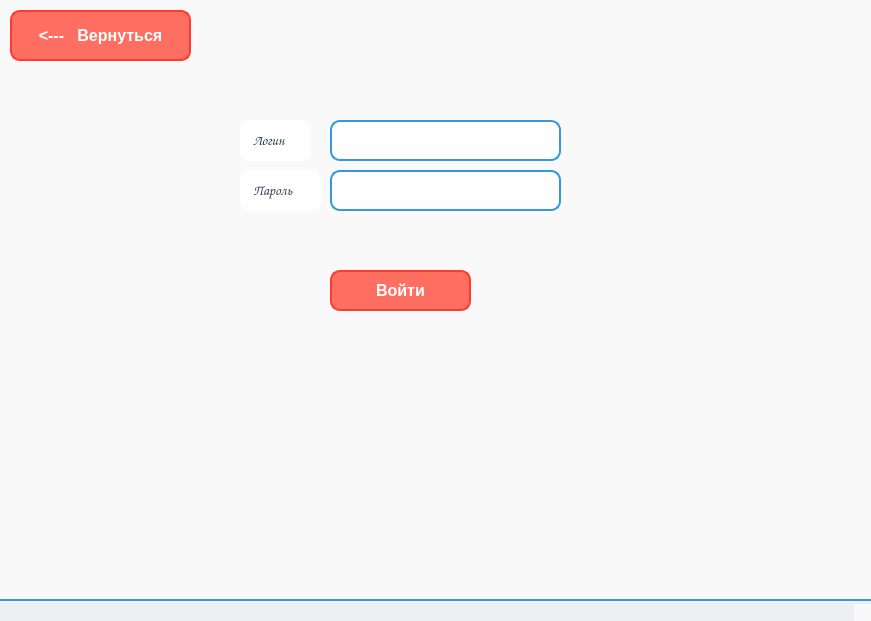
Old version of the form pythonProject12/log_in.ui in the repository KOJlGyH/project_for_npk.
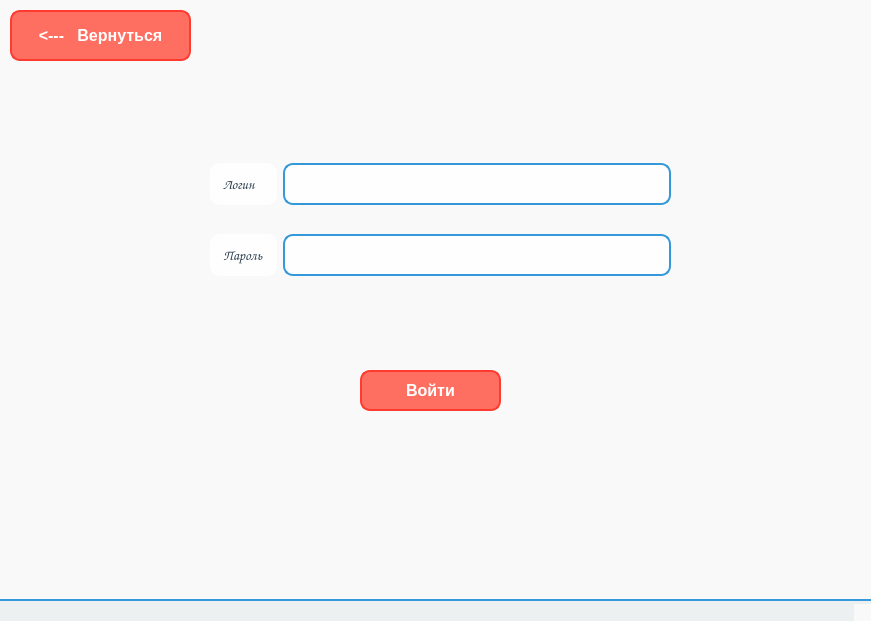
New version of the form. Icons and pictures are not drawn.

```diff
--- a/pythonProject12/log_in.ui
+++ b/pythonProject12/log_in.ui
@@ -366,8 +366,8 @@
    <widget class="QPushButton" name="log_in_button">
     <property name="geometry">
      <rect>
-      <x>330</x>
-      <y>270</y>
+      <x>360</x>
+      <y>370</y>
       <width>141</width>
       <height>41</height>
      </rect>
@@ -379,70 +379,6 @@
      <string>Войти</string>
     </property>
    </widget>
-   <widget class="QLineEdit" name="login">
-    <property name="geometry">
-     <rect>
-      <x>330</x>
-      <y>120</y>
-      <width>231</width>
-      <height>41</height>
-     </rect>
-    </property>
-    <property name="styleSheet">
-     <string notr="true"/>
-    </property>
-   </widget>
-   <widget class="QLineEdit" name="password">
-    <property name="geometry">
-     <rect>
-      <x>330</x>
-      <y>170</y>
-      <width>231</width>
-      <height>41</height>
-     </rect>
-    </property>
-    <property name="styleSheet">
-     <string notr="true"/>
-    </property>
-   </widget>
-   <widget class="QLabel" name="label">
-    <property name="geometry">
-     <rect>
-      <x>240</x>
-      <y>120</y>
-      <width>71</width>
-      <height>41</height>
-     </rect>
-    </property>
-    <property name="font">
-     <font>
-      <family>Comic Sans MS</family>
-      <pointsize>-1</pointsize>
-     </font>
-    </property>
-    <property name="text">
-     <string>Логин</string>
-    </property>
-   </widget>
-   <widget class="QLabel" name="label_2">
-    <property name="geometry">
-     <rect>
-      <x>240</x>
-      <y>170</y>
-      <width>81</width>
-      <height>41</height>
-     </rect>
-    </property>
-    <property name="font">
-     <font>
-      <family>Comic Sans MS</family>
-      <pointsize>-1</pointsize>
-     </font>
-    </property>
-    <property name="text">
-     <string>Пароль</string>
-    </property>
-   </widget>
    <widget class="QPushButton" name="pushButton">
     <property name="geometry">
      <rect>
@@ -459,6 +395,61 @@
      <string>&lt;---   Вернуться</string>
     </property>
    </widget>
+   <widget class="QWidget" name="gridLayoutWidget">
+    <property name="geometry">
+     <rect>
+      <x>210</x>
+      <y>140</y>
+      <width>461</width>
+      <height>161</height>
+     </rect>
+    </property>
+    <layout class="QGridLayout" name="gridLayout">
+     <item row="0" column="1">
+      <widget class="QLineEdit" name="login">
+       <property name="styleSheet">
+        <string notr="true"/>
+       </property>
+      </widget>
+     </item>
+     <item row="1" column="1">
+      <widget class="QLineEdit" name="password">
+       <property name="styleSheet">
+        <string notr="true"/>
+       </property>
+       <property name="text">
+        <string/>
+       </property>
+      </widget>
+     </item>
+     <item row="1" column="0">
+      <widget class="QLabel" name="label_2">
+       <property name="font">
+        <font>
+         <family>Comic Sans MS</family>
+         <pointsize>-1</pointsize>
+        </font>
+       </property>
+       <property name="text">
+        <string>Пароль</string>
+       </property>
+      </widget>
+     </item>
+     <item row="0" column="0">
+      <widget class="QLabel" name="label">
+       <property name="font">
+        <font>
+         <family>Comic Sans MS</family>
+         <pointsize>-1</pointsize>
+        </font>
+       </property>
+       <property name="text">
+        <string>Логин</string>
+       </property>
+      </widget>
+     </item>
+    </layout>
+   </widget>
   </widget>
   <widget class="QStatusBar" name="statusbar"/>
  </widget>
```
